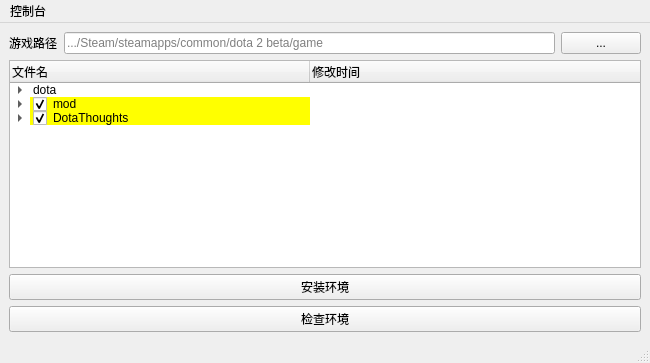
The window that ui/config.ui (JeremyChim/Dota-Max) describes before a commit, drawn with Qt 5.
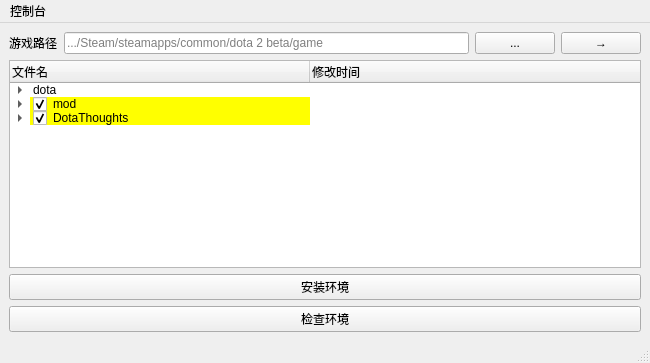
The same window after the commit.

What changed in the file:
```diff
--- a/ui/config.ui
+++ b/ui/config.ui
@@ -38,6 +38,13 @@
         </property>
        </widget>
       </item>
+      <item>
+       <widget class="QPushButton" name="pushButton_4">
+        <property name="text">
+         <string>→</string>
+        </property>
+       </widget>
+      </item>
      </layout>
     </item>
     <item>
```
Left out of the diff: 2 changed lines with no effect on the pictures.
